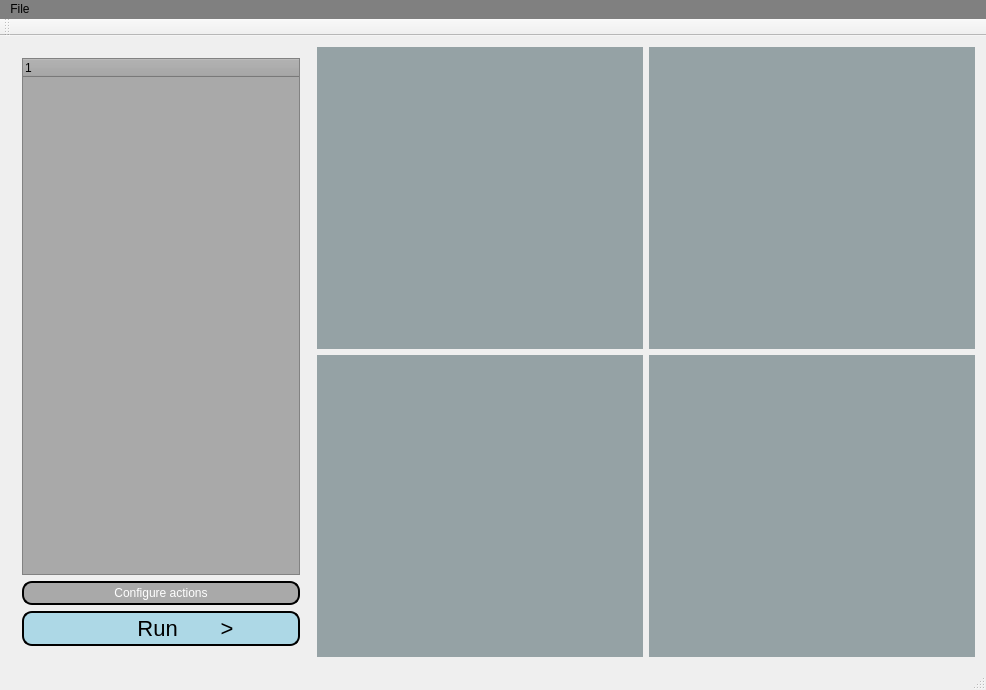
Above: mainwindow.ui from dboun/MultiPatientImageProcessing before the change. Below: the same form after it.
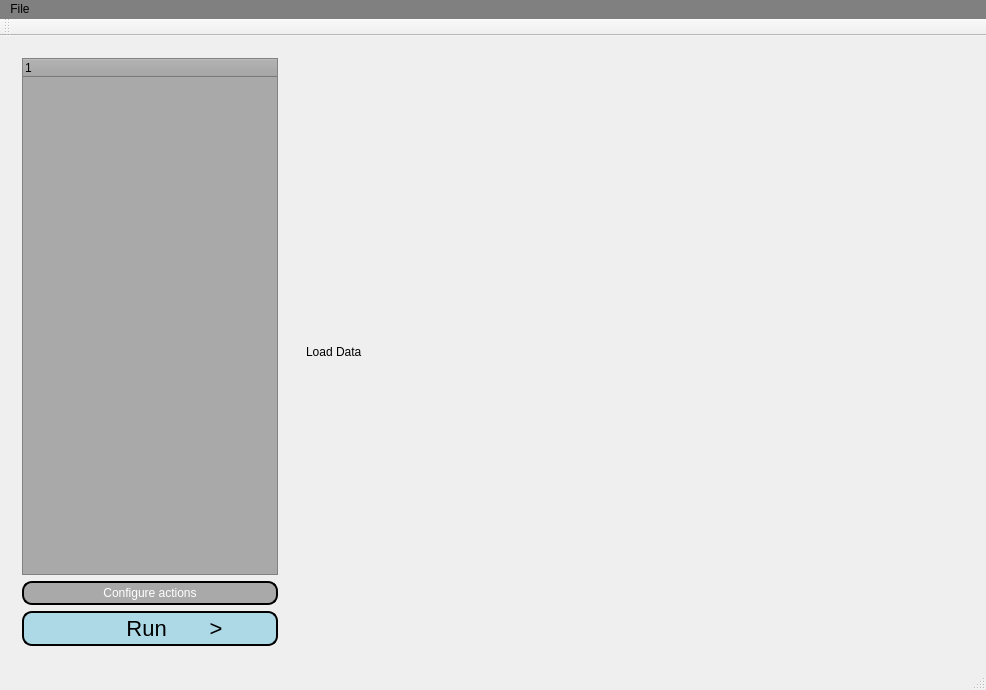
That is the form after the change. Custom widgets are drawn as their Qt base class.

Patch:
```diff
--- a/mainwindow.ui
+++ b/mainwindow.ui
@@ -84,10 +84,20 @@
      </widget>
     </item>
     <item>
+     <widget class="QStackedWidget" name="stackedWidget">
+      <widget class="QWidget" name="page">
+       <layout class="QVBoxLayout" name="verticalLayout_2">
+        <item>
+         <widget class="QLabel" name="label">
+          <property name="text">
+           <string>Load Data</string>
+          </property>
+         </widget>
+        </item>
+       </layout>
+      </widget>
+      <widget class="QWidget" name="view">
      <layout class="QGridLayout" name="gridLayout">
-      <property name="sizeConstraint">
-       <enum>QLayout::SetDefaultConstraint</enum>
-      </property>
       <item row="0" column="0">
        <widget class="QVTKOpenGLWidget" name="widgetA" native="true">
         <property name="styleSheet">
@@ -116,7 +126,16 @@
         </property>
        </widget>
       </item>
-     </layout>
+        <item row="1" column="1">
+         <widget class="QVTKOpenGLWidget" name="widgetS" native="true">
+          <property name="styleSheet">
+           <string notr="true">background-color: rgb(149, 162, 165);</string>
+          </property>
+         </widget>
+        </item>
+       </layout>
+      </widget>
+     </widget>
     </item>
    </layout>
   </widget>
```
Left out of the diff: 7 changed lines with no effect on the pictures. Lines whose indentation alone changed are shown as unchanged.
